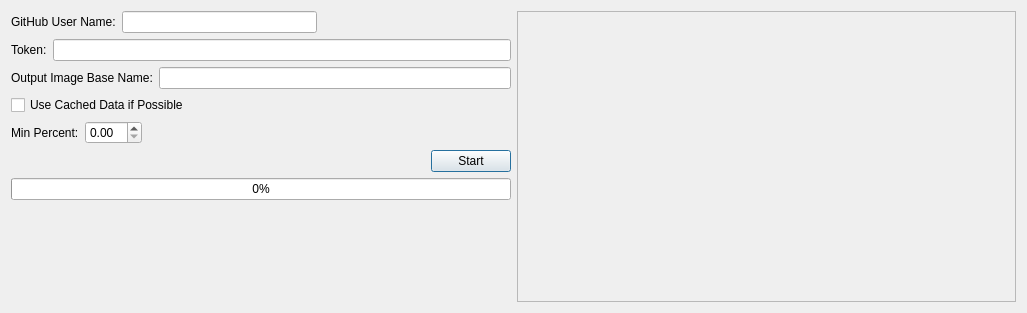
First picture: the form in git_stats_plate_gen/gui/ui/main_dialog.ui, repository DiPaolo/git-stats-plate-gen, before the edit.
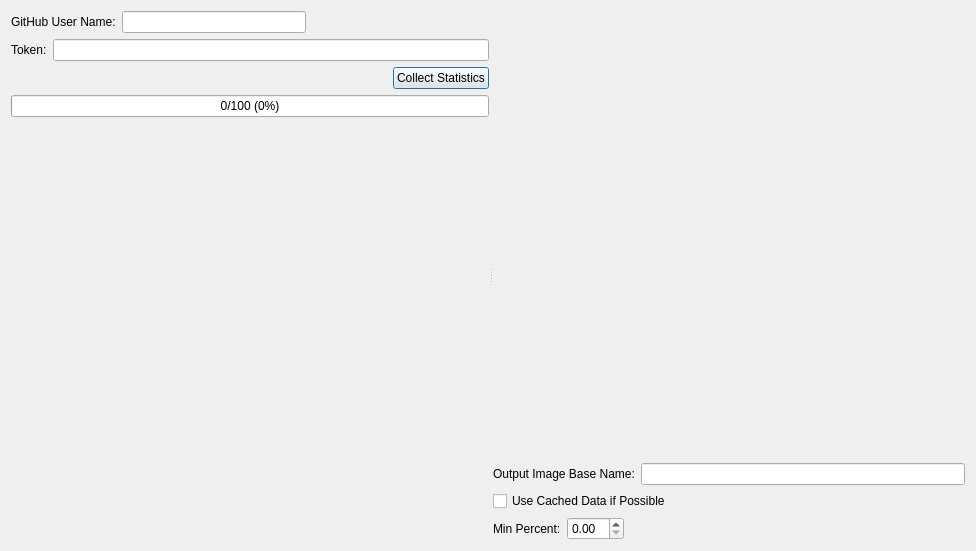
Second picture: the form after the edit. Custom widgets are drawn as their Qt base class.

What changed in the file:
```diff
--- a/git_stats_plate_gen/gui/ui/main_dialog.ui
+++ b/git_stats_plate_gen/gui/ui/main_dialog.ui
@@ -6,28 +6,20 @@
    <rect>
     <x>0</x>
     <y>0</y>
-    <width>1027</width>
-    <height>313</height>
+    <width>976</width>
+    <height>551</height>
    </rect>
   </property>
   <property name="windowTitle">
    <string>Dialog</string>
   </property>
-  <layout class="QGridLayout" name="gridLayout" columnstretch="1,1">
-   <item row="1" column="0">
-    <spacer name="verticalSpacer">
-     <property name="orientation">
-      <enum>Qt::Vertical</enum>
-     </property>
-     <property name="sizeHint" stdset="0">
-      <size>
-       <width>20</width>
-       <height>45</height>
-      </size>
-     </property>
-    </spacer>
-   </item>
+  <layout class="QGridLayout" name="gridLayout">
    <item row="0" column="0">
+    <widget class="QSplitter" name="splitter">
+     <property name="orientation">
+      <enum>Qt::Horizontal</enum>
+     </property>
+     <widget class="QWidget" name="layoutWidget">
     <layout class="QVBoxLayout" name="verticalLayout">
      <item>
       <layout class="QHBoxLayout" name="horizontalLayout">
@@ -75,6 +67,77 @@
       </layout>
      </item>
      <item>
+        <layout class="QHBoxLayout" name="horizontalLayout_6">
+         <item>
+          <widget class="QLabel" name="stats_status">
+           <property name="text">
+            <string>&lt;statistics status&gt;</string>
+           </property>
+           <property name="textFormat">
+            <enum>Qt::RichText</enum>
+           </property>
+          </widget>
+         </item>
+         <item>
+          <spacer name="horizontalSpacer_4">
+           <property name="orientation">
+            <enum>Qt::Horizontal</enum>
+           </property>
+           <property name="sizeHint" stdset="0">
+            <size>
+             <width>40</width>
+             <height>20</height>
+            </size>
+           </property>
+          </spacer>
+         </item>
+         <item>
+          <widget class="QPushButton" name="start_stop">
+           <property name="text">
+            <string>Collect Statistics</string>
+           </property>
+          </widget>
+         </item>
+        </layout>
+       </item>
+       <item>
+        <widget class="QProgressBar" name="progress_bar">
+         <property name="value">
+          <number>0</number>
+         </property>
+         <property name="format">
+          <string extracomment="Repos">%v/%m (%p%)</string>
+         </property>
+        </widget>
+       </item>
+       <item>
+        <widget class="QLabel" name="debug">
+         <property name="text">
+          <string/>
+         </property>
+        </widget>
+       </item>
+       <item>
+        <spacer name="verticalSpacer">
+         <property name="orientation">
+          <enum>Qt::Vertical</enum>
+         </property>
+         <property name="sizeHint" stdset="0">
+          <size>
+           <width>20</width>
+           <height>45</height>
+          </size>
+         </property>
+        </spacer>
+       </item>
+      </layout>
+     </widget>
+     <widget class="QWidget" name="layoutWidget">
+      <layout class="QVBoxLayout" name="verticalLayout_2" stretch="1,0,0,0">
+       <item>
+        <widget class="PreviewWidget" name="preview" native="true"/>
+       </item>
+       <item>
       <layout class="QHBoxLayout" name="horizontalLayout_3">
        <item>
         <widget class="QLabel" name="label_4">
@@ -139,54 +202,20 @@
        </item>
       </layout>
      </item>
-     <item>
-      <layout class="QHBoxLayout" name="horizontalLayout_6">
-       <item>
-        <spacer name="horizontalSpacer_4">
-         <property name="orientation">
-          <enum>Qt::Horizontal</enum>
-         </property>
-         <property name="sizeHint" stdset="0">
-          <size>
-           <width>40</width>
-           <height>20</height>
-          </size>
-         </property>
-        </spacer>
-       </item>
-       <item>
-        <widget class="QPushButton" name="start">
-         <property name="text">
-          <string>Start</string>
-         </property>
-        </widget>
-       </item>
       </layout>
-     </item>
-     <item>
-      <widget class="QProgressBar" name="progress_bar">
-       <property name="value">
-        <number>0</number>
-       </property>
-      </widget>
-     </item>
-    </layout>
-   </item>
-   <item row="0" column="1" rowspan="2">
-    <widget class="QLabel" name="preview">
-     <property name="frameShape">
-      <enum>QFrame::StyledPanel</enum>
-     </property>
-     <property name="frameShadow">
-      <enum>QFrame::Raised</enum>
-     </property>
-     <property name="text">
-      <string/>
-     </property>
+     </widget>
     </widget>
    </item>
   </layout>
  </widget>
+ <customwidgets>
+  <customwidget>
+   <class>PreviewWidget</class>
+   <extends>QWidget</extends>
+   <header>git_stats_plate_gen.gui.preview_widget</header>
+   <container>1</container>
+  </customwidget>
+ </customwidgets>
  <resources/>
  <connections/>
 </ui>
```
Lines whose indentation alone changed are shown as unchanged.
